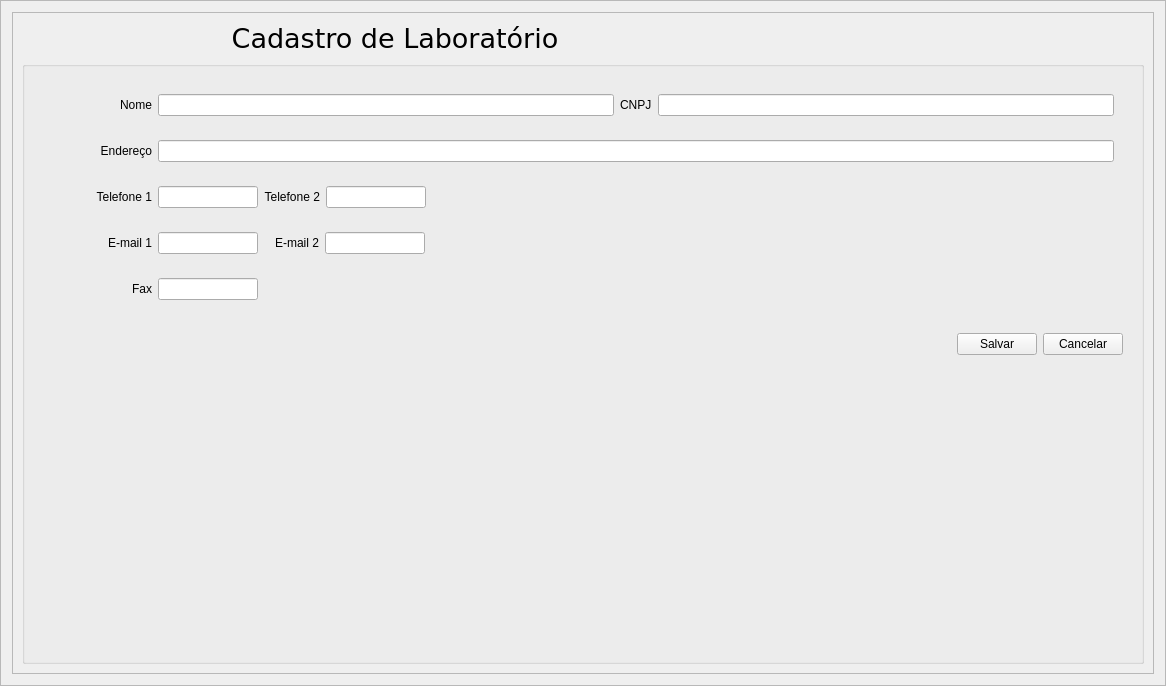
First picture: the form in src/GUI/LabInput.ui, repository f-t-alves/npx_public, before the edit.
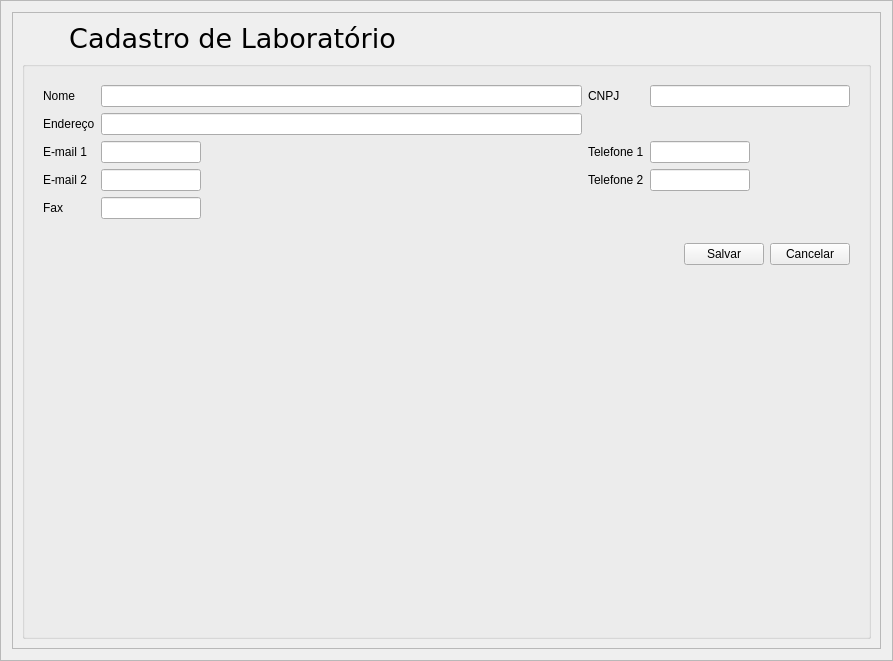
Second picture: the form after the edit. Icons and pictures are not drawn.

Commit message:
Reorganização dos Widgets
Página de cadastro de Lab e ProvComp remodeladas, algumas pequenas modificações em outros arquivos

Patch:
```diff
--- a/src/GUI/LabInput.ui
+++ b/src/GUI/LabInput.ui
@@ -6,8 +6,8 @@
    <rect>
     <x>0</x>
     <y>0</y>
-    <width>1166</width>
-    <height>686</height>
+    <width>893</width>
+    <height>661</height>
    </rect>
   </property>
   <property name="windowTitle">
@@ -28,15 +28,8 @@
      <property name="frameShadow">
       <enum>QFrame::Raised</enum>
      </property>
-     <layout class="QGridLayout" name="gridLayout">
-      <item row="1" column="3" alignment="Qt::AlignLeft|Qt::AlignBottom">
-       <widget class="QLabel" name="LogoLabel">
-        <property name="text">
-         <string>&lt;html&gt;&lt;head/&gt;&lt;body&gt;&lt;p&gt;&lt;img src=&quot;:/NPX ICO/clinic (2).png&quot;/&gt;&lt;/p&gt;&lt;/body&gt;&lt;/html&gt;</string>
-        </property>
-       </widget>
-      </item>
-      <item row="1" column="1" colspan="2">
+     <layout class="QGridLayout" name="gridLayout_3">
+      <item row="0" column="0">
        <widget class="QLabel" name="TitleLabel">
         <property name="font">
          <font>
@@ -51,13 +44,20 @@
         </property>
        </widget>
       </item>
-      <item row="2" column="1" colspan="3">
+      <item row="0" column="1">
+       <widget class="QLabel" name="LogoLabel">
+        <property name="text">
+         <string>&lt;html&gt;&lt;head/&gt;&lt;body&gt;&lt;p&gt;&lt;img src=&quot;:/NPX ICO/clinic (2).png&quot;/&gt;&lt;/p&gt;&lt;/body&gt;&lt;/html&gt;</string>
+        </property>
+       </widget>
+      </item>
+      <item row="1" column="0" colspan="2">
        <widget class="QGroupBox" name="groupBox">
         <property name="title">
          <string/>
         </property>
         <layout class="QGridLayout" name="gridLayout_2">
-         <item row="1" column="0">
+         <item row="1" column="1">
           <widget class="QWidget" name="ButtonWidget" native="true">
            <layout class="QGridLayout" name="gridLayout_5">
             <item row="0" column="1">
@@ -93,7 +93,7 @@
            </layout>
           </widget>
          </item>
-         <item row="2" column="0">
+         <item row="2" column="1">
           <spacer name="verticalSpacer">
            <property name="orientation">
             <enum>Qt::Vertical</enum>
@@ -109,13 +109,33 @@
            </property>
           </spacer>
          </item>
-         <item row="0" column="0">
+         <item row="0" column="1">
           <widget class="QWidget" name="InputWidget" native="true">
-           <layout class="QGridLayout" name="gridLayout_3">
-            <item row="4" column="0" colspan="2">
-             <widget class="QWidget" name="widget_4" native="true">
-              <layout class="QGridLayout" name="gridLayout_9">
-               <item row="0" column="1">
+           <layout class="QGridLayout" name="gridLayout">
+            <item row="1" column="0">
+             <widget class="QLabel" name="EnderLabel_2">
+              <property name="minimumSize">
+               <size>
+                <width>0</width>
+                <height>0</height>
+               </size>
+              </property>
+              <property name="text">
+               <string>Endereço</string>
+              </property>
+             </widget>
+            </item>
+            <item row="1" column="1">
+             <widget class="QLineEdit" name="EnderEntry_2">
+              <property name="maximumSize">
+               <size>
+                <width>16777215</width>
+                <height>16777215</height>
+               </size>
+              </property>
+             </widget>
+            </item>
+            <item row="4" column="1">
                 <widget class="QLineEdit" name="FaxEntry">
                  <property name="maximumSize">
                   <size>
@@ -125,11 +145,31 @@
                  </property>
                 </widget>
                </item>
-               <item row="0" column="0">
-                <widget class="QLabel" name="FaxLabel">
-                 <property name="minimumSize">
+            <item row="0" column="1">
+             <widget class="QLineEdit" name="NameEntry">
+              <property name="maximumSize">
                   <size>
+                <width>16777215</width>
+                <height>16777215</height>
+               </size>
+              </property>
+             </widget>
+            </item>
+            <item row="3" column="1">
+             <widget class="QLineEdit" name="Email2Entry">
+              <property name="maximumSize">
+               <size>
                    <width>100</width>
+                <height>16777215</height>
+               </size>
+              </property>
+             </widget>
+            </item>
+            <item row="2" column="2">
+             <widget class="QLabel" name="Phone1Label">
+              <property name="minimumSize">
+               <size>
+                <width>0</width>
                    <height>0</height>
                   </size>
                  </property>
@@ -140,50 +180,54 @@
                   </size>
                  </property>
                  <property name="text">
-                  <string>&lt;html&gt;&lt;head/&gt;&lt;body&gt;&lt;p align=&quot;right&quot;&gt;Fax&lt;/p&gt;&lt;/body&gt;&lt;/html&gt;</string>
+               <string>&lt;html&gt;&lt;head/&gt;&lt;body&gt;&lt;p&gt;Telefone 1&lt;/p&gt;&lt;/body&gt;&lt;/html&gt;</string>
                  </property>
                 </widget>
                </item>
-               <item row="0" column="2">
-                <spacer name="horizontalSpacer_3">
-                 <property name="orientation">
-                  <enum>Qt::Horizontal</enum>
-                 </property>
-                 <property name="sizeHint" stdset="0">
+            <item row="2" column="0">
+             <widget class="QLabel" name="Email1Label">
+              <property name="minimumSize">
+               <size>
+                <width>0</width>
+                <height>0</height>
+               </size>
+              </property>
+              <property name="maximumSize">
                   <size>
-                   <width>40</width>
-                   <height>20</height>
-                  </size>
-                 </property>
-                </spacer>
-               </item>
-              </layout>
+                <width>100</width>
+                <height>16777215</height>
+               </size>
+              </property>
+              <property name="text">
+               <string>&lt;html&gt;&lt;head/&gt;&lt;body&gt;&lt;p&gt;E-mail 1&lt;/p&gt;&lt;/body&gt;&lt;/html&gt;</string>
+              </property>
              </widget>
             </item>
-            <item row="2" column="0" colspan="2">
-             <widget class="QWidget" name="widget_3" native="true">
-              <layout class="QGridLayout" name="gridLayout_8">
-               <item row="0" column="4">
-                <spacer name="horizontalSpacer_5">
-                 <property name="orientation">
-                  <enum>Qt::Horizontal</enum>
-                 </property>
-                 <property name="sizeType">
-                  <enum>QSizePolicy::Expanding</enum>
-                 </property>
-                 <property name="sizeHint" stdset="0">
+            <item row="3" column="3">
+             <widget class="QLineEdit" name="Phone2Entry">
+              <property name="maximumSize">
+               <size>
+                <width>100</width>
+                <height>16777215</height>
+               </size>
+              </property>
+             </widget>
+            </item>
+            <item row="2" column="1">
+             <widget class="QLineEdit" name="Email1Entry">
+              <property name="maximumSize">
                   <size>
-                   <width>40</width>
-                   <height>20</height>
-                  </size>
-                 </property>
-                </spacer>
-               </item>
-               <item row="0" column="2">
+                <width>100</width>
+                <height>16777215</height>
+               </size>
+              </property>
+             </widget>
+            </item>
+            <item row="3" column="2">
                 <widget class="QLabel" name="Phone2Label">
                  <property name="minimumSize">
                   <size>
-                   <width>45</width>
+                <width>0</width>
                    <height>0</height>
                   </size>
                  </property>
@@ -194,11 +238,11 @@
                   </size>
                  </property>
                  <property name="text">
-                  <string>&lt;html&gt;&lt;head/&gt;&lt;body&gt;&lt;p align=&quot;right&quot;&gt;Telefone 2&lt;/p&gt;&lt;/body&gt;&lt;/html&gt;</string>
+               <string>&lt;html&gt;&lt;head/&gt;&lt;body&gt;&lt;p&gt;Telefone 2&lt;/p&gt;&lt;/body&gt;&lt;/html&gt;</string>
                  </property>
                 </widget>
                </item>
-               <item row="0" column="1">
+            <item row="2" column="3">
                 <widget class="QLineEdit" name="Phone1Entry">
                  <property name="maximumSize">
                   <size>
@@ -208,62 +252,24 @@
                  </property>
                 </widget>
                </item>
-               <item row="0" column="3">
-                <widget class="QLineEdit" name="Phone2Entry">
-                 <property name="maximumSize">
-                  <size>
-                   <width>100</width>
-                   <height>16777215</height>
-                  </size>
-                 </property>
-                </widget>
-               </item>
-               <item row="0" column="0">
-                <widget class="QLabel" name="Phone1Label">
+            <item row="3" column="0">
+             <widget class="QLabel" name="Email2Label">
                  <property name="minimumSize">
                   <size>
-                   <width>100</width>
+                <width>0</width>
                    <height>0</height>
                   </size>
                  </property>
                  <property name="maximumSize">
                   <size>
-                   <width>100</width>
+                <width>45</width>
                    <height>16777215</height>
                   </size>
                  </property>
                  <property name="text">
-                  <string>&lt;html&gt;&lt;head/&gt;&lt;body&gt;&lt;p align=&quot;right&quot;&gt;Telefone 1&lt;/p&gt;&lt;/body&gt;&lt;/html&gt;</string>
-                 </property>
-                </widget>
-               </item>
-              </layout>
-             </widget>
-            </item>
-            <item row="0" column="0" colspan="2">
-             <widget class="QWidget" name="widget_5" native="true">
-              <property name="maximumSize">
-               <size>
-                <width>16777215</width>
-                <height>16777215</height>
-               </size>
-              </property>
-              <layout class="QGridLayout" name="gridLayout_7">
-               <item row="0" column="0">
-                <widget class="QLabel" name="NameLabel">
-                 <property name="minimumSize">
-                  <size>
-                   <width>100</width>
-                   <height>0</height>
-                  </size>
-                 </property>
-                 <property name="text">
-                  <string>&lt;html&gt;&lt;head/&gt;&lt;body&gt;&lt;p align=&quot;right&quot;&gt;Nome&lt;/p&gt;&lt;/body&gt;&lt;/html&gt;</string>
-                 </property>
-                </widget>
-               </item>
-               <item row="0" column="1">
-                <widget class="QLineEdit" name="NameEntry"/>
+               <string>&lt;html&gt;&lt;head/&gt;&lt;body&gt;&lt;p&gt;E-mail 2&lt;/p&gt;&lt;/body&gt;&lt;/html&gt;</string>
+              </property>
+             </widget>
                </item>
                <item row="0" column="2">
                 <widget class="QLabel" name="CNPJLabel">
@@ -273,108 +279,45 @@
                 </widget>
                </item>
                <item row="0" column="3">
-                <widget class="QLineEdit" name="CNPJEntry"/>
-               </item>
-              </layout>
-             </widget>
-            </item>
-            <item row="1" column="0" colspan="2">
-             <widget class="QWidget" name="widget_2" native="true">
-              <layout class="QGridLayout" name="gridLayout_4">
-               <item row="1" column="0">
-                <widget class="QLabel" name="EnderLabel_2">
-                 <property name="minimumSize">
-                  <size>
-                   <width>100</width>
-                   <height>0</height>
-                  </size>
-                 </property>
-                 <property name="text">
-                  <string>&lt;html&gt;&lt;head/&gt;&lt;body&gt;&lt;p align=&quot;right&quot;&gt;Endereço&lt;/p&gt;&lt;/body&gt;&lt;/html&gt;</string>
-                 </property>
-                </widget>
-               </item>
-               <item row="1" column="1">
-                <widget class="QLineEdit" name="EnderEntry_2"/>
-               </item>
-              </layout>
-             </widget>
-            </item>
-            <item row="3" column="0" colspan="2">
-             <widget class="QWidget" name="widget" native="true">
-              <layout class="QGridLayout" name="gridLayout_6">
-               <item row="0" column="1">
-                <widget class="QLineEdit" name="Email1Entry">
+             <widget class="QLineEdit" name="CNPJEntry">
                  <property name="maximumSize">
                   <size>
-                   <width>100</width>
-                   <height>16777215</height>
-                  </size>
-                 </property>
-                </widget>
-               </item>
-               <item row="0" column="3">
-                <widget class="QLineEdit" name="Email2Entry">
-                 <property name="maximumSize">
-                  <size>
-                   <width>100</width>
+                <width>200</width>
                    <height>16777215</height>
                   </size>
                  </property>
                 </widget>
                </item>
                <item row="0" column="0">
-                <widget class="QLabel" name="Email1Label">
+             <widget class="QLabel" name="NameLabel">
                  <property name="minimumSize">
                   <size>
-                   <width>100</width>
+                <width>0</width>
                    <height>0</height>
                   </size>
                  </property>
-                 <property name="maximumSize">
-                  <size>
-                   <width>100</width>
-                   <height>16777215</height>
-                  </size>
-                 </property>
                  <property name="text">
-                  <string>&lt;html&gt;&lt;head/&gt;&lt;body&gt;&lt;p align=&quot;right&quot;&gt;E-mail 1&lt;/p&gt;&lt;/body&gt;&lt;/html&gt;</string>
+               <string>Nome</string>
                  </property>
                 </widget>
                </item>
-               <item row="0" column="4">
-                <spacer name="horizontalSpacer_2">
-                 <property name="orientation">
-                  <enum>Qt::Horizontal</enum>
-                 </property>
-                 <property name="sizeHint" stdset="0">
-                  <size>
-                   <width>40</width>
-                   <height>20</height>
-                  </size>
-                 </property>
-                </spacer>
-               </item>
-               <item row="0" column="2">
-                <widget class="QLabel" name="Email2Label">
+            <item row="4" column="0">
+             <widget class="QLabel" name="FaxLabel">
                  <property name="minimumSize">
                   <size>
-                   <width>55</width>
+                <width>0</width>
                    <height>0</height>
                   </size>
                  </property>
                  <property name="maximumSize">
                   <size>
-                   <width>45</width>
+                <width>100</width>
                    <height>16777215</height>
                   </size>
                  </property>
                  <property name="text">
-                  <string>&lt;html&gt;&lt;head/&gt;&lt;body&gt;&lt;p align=&quot;right&quot;&gt;E-mail 2&lt;/p&gt;&lt;/body&gt;&lt;/html&gt;</string>
-                 </property>
-                </widget>
-               </item>
-              </layout>
+               <string>&lt;html&gt;&lt;head/&gt;&lt;body&gt;&lt;p&gt;Fax&lt;/p&gt;&lt;/body&gt;&lt;/html&gt;</string>
+              </property>
              </widget>
             </item>
            </layout>
```
Lines whose indentation alone changed are shown as unchanged. The commit also changes 5 other files.
